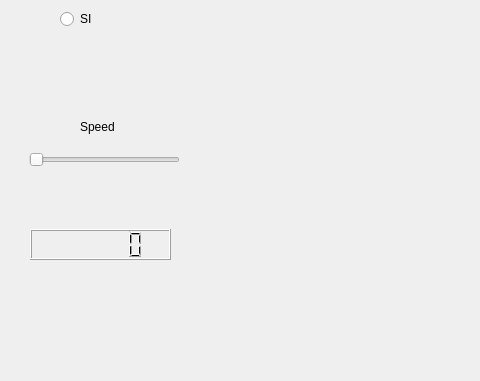
This is mainwindow.ui in jkpawlowski96/Mouse as Qt 5 draws it before an edit; both pictures show x 0 to 480 and y 241 to 622 of the 814 by 622 pixel window. The edited form follows.
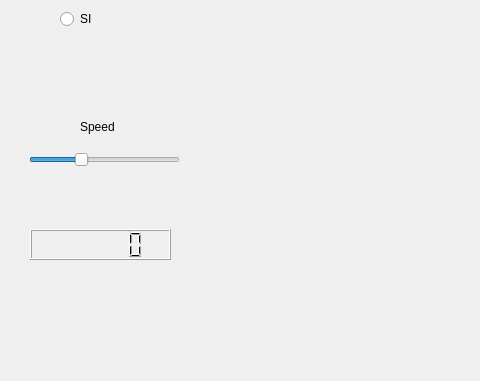
This is the edited form. Custom widgets are drawn as their Qt base class.

```diff
--- a/mainwindow.ui
+++ b/mainwindow.ui
@@ -69,6 +69,15 @@
       <height>22</height>
      </rect>
     </property>
+    <property name="minimum">
+     <number>50</number>
+    </property>
+    <property name="maximum">
+     <number>200</number>
+    </property>
+    <property name="value">
+     <number>100</number>
+    </property>
     <property name="orientation">
      <enum>Qt::Horizontal</enum>
     </property>
```
Left out of the diff: 4 changed lines with no effect on the pictures.
